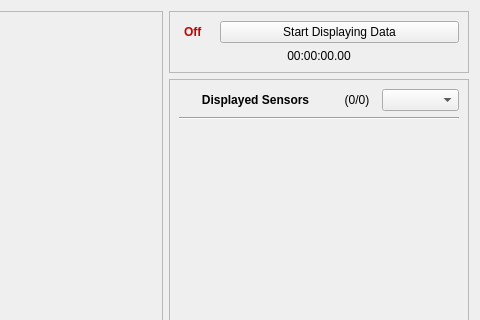
Before: the Qt Designer form Scenes/DataCollection/data_collection.ui in Georgia-Tech-Off-Road/GTORDaata, drawn with Qt 5; both pictures show x 544 to 1024 and y 0 to 320 of the 1024 by 739 pixel window.
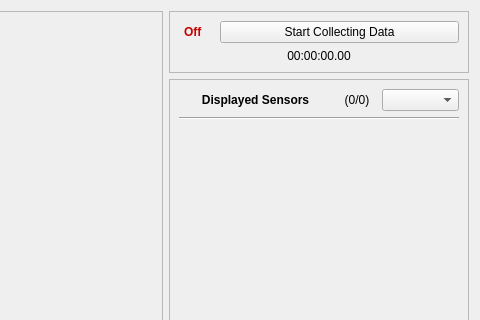
After: the same form once the commit is applied.

Patch:
```diff
--- a/Scenes/DataCollection/data_collection.ui
+++ b/Scenes/DataCollection/data_collection.ui
@@ -212,7 +212,7 @@
            <string notr="true"/>
           </property>
           <property name="text">
-           <string>Start Displaying Data</string>
+           <string>Start Collecting Data</string>
           </property>
           <property name="checkable">
            <bool>true</bool>
```
